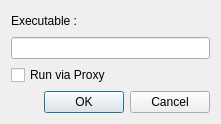
Old version of the form resources/ui/new_executable.ui in the repository Houston4444/RaySession.
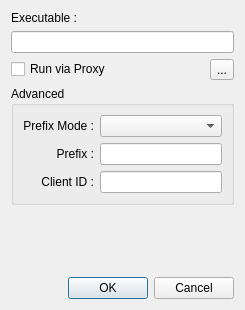
New version of the form. Icons and pictures are not drawn.

Commit message: add advanced settings to AddExecutable dialog and all in daemon to make it works

Diff of the .ui file:
```diff
--- a/resources/ui/new_executable.ui
+++ b/resources/ui/new_executable.ui
@@ -9,8 +9,8 @@
    <rect>
     <x>0</x>
     <y>0</y>
-    <width>221</width>
-    <height>124</height>
+    <width>245</width>
+    <height>310</height>
    </rect>
   </property>
   <property name="windowTitle">
@@ -31,15 +31,98 @@
     <widget class="QLineEdit" name="lineEdit"/>
    </item>
    <item>
-    <widget class="QCheckBox" name="checkBoxProxy">
-     <property name="toolTip">
-      <string>&lt;html&gt;&lt;head/&gt;&lt;body&gt;&lt;p&gt;If program is not compatible with the NSM API, &lt;/p&gt;&lt;p&gt;you should launch it in proxy to define a config file !&lt;/p&gt;&lt;/body&gt;&lt;/html&gt;</string>
+    <layout class="QHBoxLayout" name="horizontalLayout">
+     <item>
+      <widget class="QCheckBox" name="checkBoxProxy">
+       <property name="toolTip">
+        <string>&lt;html&gt;&lt;head/&gt;&lt;body&gt;&lt;p&gt;If program is not compatible with the NSM API, &lt;/p&gt;&lt;p&gt;you should launch it in proxy to define a config file !&lt;/p&gt;&lt;/body&gt;&lt;/html&gt;</string>
+       </property>
+       <property name="text">
+        <string>Run via Proxy</string>
+       </property>
+      </widget>
+     </item>
+     <item>
+      <widget class="QToolButton" name="toolButtonAdvanced">
+       <property name="text">
+        <string>...</string>
+       </property>
+       <property name="icon">
+        <iconset theme="arrow-down"/>
+       </property>
+      </widget>
+     </item>
+    </layout>
+   </item>
+   <item>
+    <widget class="QGroupBox" name="groupBoxAdvanced">
+     <property name="title">
+      <string>Advanced</string>
      </property>
-     <property name="text">
-      <string>Run via Proxy</string>
-     </property>
+     <layout class="QGridLayout" name="gridLayout">
+      <item row="1" column="0">
+       <widget class="QLabel" name="label_2">
+        <property name="text">
+         <string>Prefix :</string>
+        </property>
+        <property name="alignment">
+         <set>Qt::AlignRight|Qt::AlignTrailing|Qt::AlignVCenter</set>
+        </property>
+       </widget>
+      </item>
+      <item row="0" column="0">
+       <widget class="QLabel" name="label">
+        <property name="text">
+         <string>Prefix Mode :</string>
+        </property>
+        <property name="alignment">
+         <set>Qt::AlignRight|Qt::AlignTrailing|Qt::AlignVCenter</set>
+        </property>
+       </widget>
+      </item>
+      <item row="2" column="0">
+       <widget class="QLabel" name="label_3">
+        <property name="text">
+         <string>Client ID :</string>
+        </property>
+        <property name="alignment">
+         <set>Qt::AlignRight|Qt::AlignTrailing|Qt::AlignVCenter</set>
+        </property>
+       </widget>
+      </item>
+      <item row="0" column="1">
+       <widget class="QComboBox" name="comboBoxPrefixMode">
+        <property name="toolTip">
+         <string>&lt;html&gt;&lt;head/&gt;&lt;body&gt;&lt;p&gt;The Prefix Mode determines the pattern of the client files.&lt;/p&gt;&lt;ul style=&quot;margin-top: 0px; margin-bottom: 0px; margin-left: 0px; margin-right: 0px; -qt-list-indent: 1;&quot;&gt;&lt;li style=&quot; margin-top:12px; margin-bottom:12px; margin-left:0px; margin-right:0px; -qt-block-indent:0; text-indent:0px;&quot;&gt;Session Name (Default) :&lt;br/&gt;The client files names start with the session name.&lt;/li&gt;&lt;li style=&quot; margin-top:12px; margin-bottom:12px; margin-left:0px; margin-right:0px; -qt-block-indent:0; text-indent:0px;&quot;&gt;Client Name :&lt;br/&gt;The client files names start with the client name given by the client itself&lt;br/&gt;(as in Non Session Manager).&lt;/li&gt;&lt;li style=&quot; margin-top:12px; margin-bottom:12px; margin-left:0px; margin-right:0px; -qt-block-indent:0; text-indent:0px;&quot;&gt;Custom :&lt;br/&gt;The client files names start with the prefix written below.&lt;/li&gt;&lt;/ul&gt;&lt;/body&gt;&lt;/html&gt;</string>
+        </property>
+       </widget>
+      </item>
+      <item row="1" column="1">
+       <widget class="QLineEdit" name="lineEditPrefix"/>
+      </item>
+      <item row="2" column="1">
+       <widget class="QLineEdit" name="lineEditClientId">
+        <property name="toolTip">
+         <string>&lt;html&gt;&lt;head/&gt;&lt;body&gt;&lt;p&gt;Use it If you want to add to session a file made without a session.&lt;/p&gt;&lt;/body&gt;&lt;/html&gt;</string>
+        </property>
+       </widget>
+      </item>
+     </layout>
     </widget>
    </item>
+   <item>
+    <spacer name="verticalSpacer_2">
+     <property name="orientation">
+      <enum>Qt::Vertical</enum>
+     </property>
+     <property name="sizeHint" stdset="0">
+      <size>
+       <width>20</width>
+       <height>40</height>
+      </size>
+     </property>
+    </spacer>
+   </item>
    <item>
     <widget class="QDialogButtonBox" name="buttonBox">
      <property name="enabled">
```
The commit also changes 6 other files.
